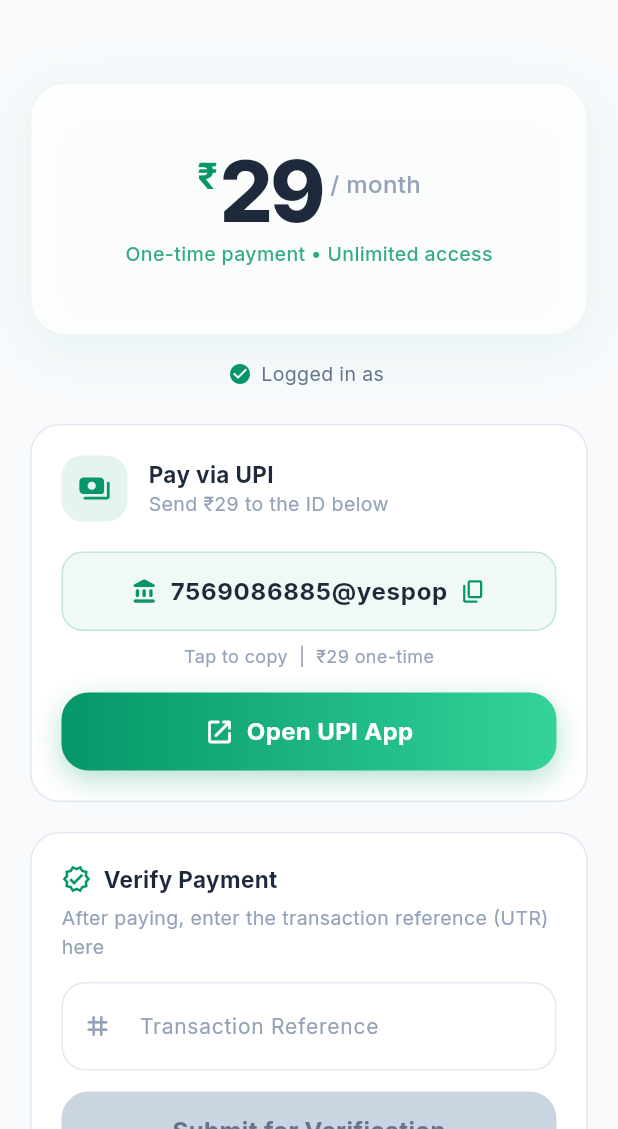
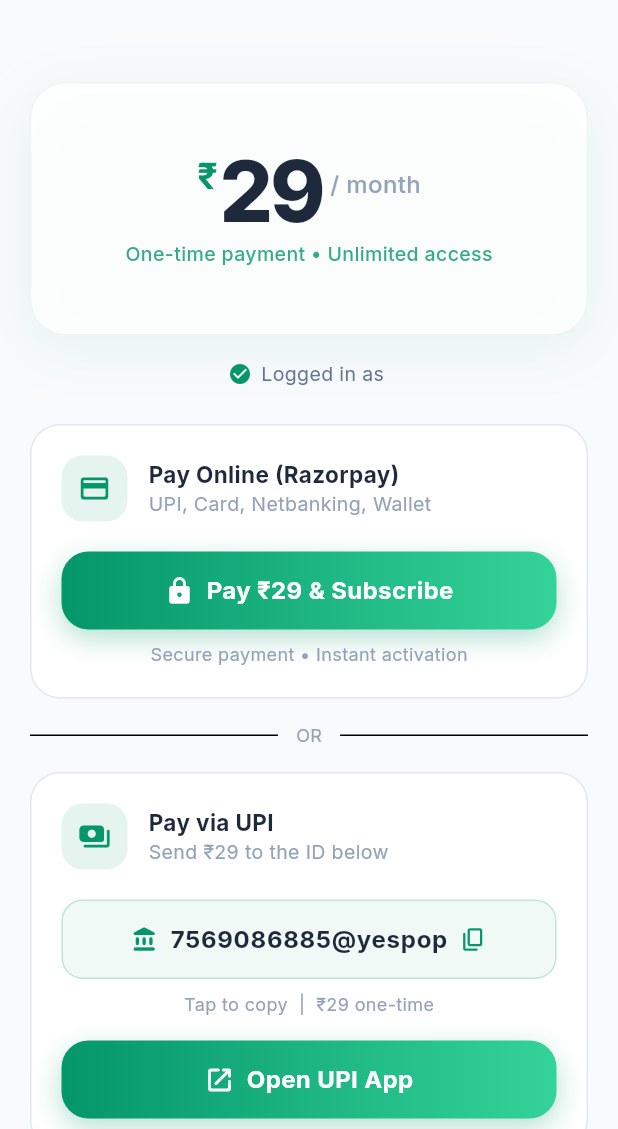
Before and after one commit to prabhasaaho213-rgb/macro-snap-source-1.4.5, a Flutter app: the SubscriptionScreen screen opened directly, scrolled down 576 dp, on a phone screen of 412 x 824 dp, the part 107-1236 px from its top. Run offline on Flutter 3.47's test engine with Material 3 defaults, Android fonts, the phone set to English and light mode, and no system bars; our stand-ins replace camera, firebase_auth, firebase_core, flutter_local_notifications, google_fonts, google_sign_in and 5 more; missing offline and left inert: google_mlkit_image_labeling, mobile_scanner, razorpay_flutter; accounts and stored records are empty; network calls fail.

Commit message:
Add camera fix, Razorpay integration, bump to 1.4.11+24
- Fix camera black screen: rebuild ScanScreen fresh on tab switch
- Add Razorpay payment integration (Flutter + backend endpoints)
- Add RazorpayService with success/error callbacks
- Update subscription screen with Razorpay checkout button
- Bump version to 1.4.11+24 for Play Store upload

🤖 Generated with Codebuff
Co-Authored-By: Codebuff <noreply@codebuff.com>

```diff
--- a/macro-snap-source-1.4.5/lib/main.dart
+++ b/macro-snap-source-1.4.5/lib/main.dart
@@ -6,6 +6,7 @@ import 'services/meal_store.dart';
 import 'models/diet_profile.dart';
 import 'services/notification_service.dart';
 import 'services/gemini_service.dart';
+import 'services/razorpay_service.dart';
 
 void main() async {
   WidgetsFlutterBinding.ensureInitialized();
@@ -13,6 +14,7 @@ void main() async {
     await Firebase.initializeApp();
   } catch (_) {}
   await GeminiService.init();
+  RazorpayService.init();
   await NotificationService().init();
   // Schedule daily reminders for ALL users (free + pro)
   try {
--- a/macro-snap-source-1.4.5/lib/screens/subscription_screen.dart
+++ b/macro-snap-source-1.4.5/lib/screens/subscription_screen.dart
@@ -11,6 +11,7 @@ import '../widgets/glass_card.dart';
 import 'phone_login_screen.dart';
 import '../services/notification_service.dart';
 import '../services/gemini_service.dart';
+import '../services/razorpay_service.dart';
 import '../services/meal_store.dart';
 import 'referral_screen.dart';
 
@@ -42,6 +43,7 @@ class _SubscriptionScreenState extends State<SubscriptionScreen>
 
   @override
   void dispose() {
+    RazorpayService.clearCallbacks();
     _checkAnim?.dispose();
     _animController?.stop();
     _animController?.dispose();
@@ -276,6 +278,32 @@ class _SubscriptionScreenState extends State<SubscriptionScreen>
     ));
   }
 
+  Future<void> _payWithRazorpay() async {
+    if (_phone == null) return;
+    setState(() => _submitting = true);
+    try {
+      RazorpayService.setErrorCallback((msg) {
+        if (mounted) _showError(msg);
+      });
+      RazorpayService.setSuccessCallback(() {
+        if (mounted) {
+          setState(() {
+            _submitting = false;
+          });
+          _activateFromServer();
+        }
+      });
+      await RazorpayService.startCheckout(
+        phone: _phone!,
+        name: 'MacroSnap User',
+        email: '',
+      );
+    } catch (e) {
+      _showError('Could not start payment: $e');
+      if (mounted) setState(() => _submitting = false);
+    }
+  }
+
   void _openUpiApp() async {
     final uri = Uri.parse('upi://pay?pa=7569086885@yespop&pn=MacroSnap&am=29&cu=INR&tn=MacroSnap+Pro+Subscription');
     if (await canLaunchUrl(uri)) {
@@ -437,6 +465,74 @@ class _SubscriptionScreenState extends State<SubscriptionScreen>
                     height: 56,
                   ),
                 ] else ...[
+                  // Razorpay payment section
+                  Container(
+                    padding: const EdgeInsets.all(20),
+                    decoration: BoxDecoration(
+                      color: isDark ? MacroSnapTheme.cardDark : Colors.white,
+                      borderRadius: BorderRadius.circular(20),
+                      border: Border.all(
+                          color: isDark ? Colors.white10 : const Color(0xFFE2E8F0)),
+                    ),
+                    child: Column(children: [
+                      Row(
+                        children: [
+                          Container(
+                            width: 44, height: 44,
+                            decoration: BoxDecoration(
+                              color: MacroSnapTheme.emerald.withValues(alpha:  0.1),
+                              borderRadius: BorderRadius.circular(14),
+                            ),
+                            child: const Icon(Icons.credit_card_rounded,
+                                color: MacroSnapTheme.emerald, size: 22),
+                          ),
+                          const SizedBox(width: 14),
+                          Expanded(
+                            child: Column(
+                              crossAxisAlignment: CrossAxisAlignment.start,
+                              children: [
+                                Text('Pay Online (Razorpay)',
+                                    style: TextStyle(fontSize: 15,
+                                        fontWeight: FontWeight.w700,
+                                        color: isDark ? Colors.white
+                                            : const Color(0xFF1E293B))),
+                                Text('UPI, Card, Netbanking, Wallet',
+                                    style: TextStyle(fontSize: 13,
+                                        color: isDark ? Colors.white38
+                                            : const Color(0xFF94A3B8))),
+                              ],
+                            ),
+                          ),
+                        ],
+                      ),
+                      const SizedBox(height: 20),
+                      GradientButton(
+                        label: 'Pay ₹29 & Subscribe',
+                        icon: Icons.lock_rounded,
+                        loading: _submitting,
+                        onPressed: _payWithRazorpay,
+                        height: 52,
+                      ),
+                      const SizedBox(height: 8),
+                      Text('Secure payment • Instant activation',
+                          style: TextStyle(fontSize: 12,
+                              color: isDark ? Colors.white30 : const Color(0xFF94A3B8))),
+                    ]),
+                  ),
+                  const SizedBox(height: 16),
+                  Row(
+                    children: [
+                      const Expanded(child: Divider()),
+                      Padding(
+                        padding: const EdgeInsets.symmetric(horizontal: 12),
+                        child: Text('OR',
+                            style: TextStyle(fontSize: 12,
+                                color: isDark ? Colors.white30 : const Color(0xFF94A3B8))),
+                      ),
+                      const Expanded(child: Divider()),
+                    ],
+                  ),
+                  const SizedBox(height: 16),
                   // UPI payment section
                   Container(
                     padding: const EdgeInsets.all(20),
--- a/macro-snap-source-1.4.5/pubspec.yaml
+++ b/macro-snap-source-1.4.5/pubspec.yaml
@@ -1,7 +1,7 @@
 name: macro_snap
 description: "Snap a photo, get your macros instantly."
 publish_to: 'none'
-version: 1.4.10+23
+version: 1.4.11+24
 
 environment:
   sdk: ^3.12.2
@@ -18,6 +18,7 @@ dependencies:
   path_provider: ^2.1.2
   uuid: ^4.5.1
   google_mlkit_image_labeling: ^0.14.2
+  razorpay_flutter: ^1.4.0
   url_launcher: ^6.3.2
   shared_preferences: ^2.3.0
   flutter_local_notifications: ^18.0.1
```
Also changed, not shown: macro-snap-source-1.4.5/lib/screens/main_shell.dart (+13 -6 lines), macro-snap-source-1.4.5/lib/services/razorpay_service.dart (added, +176 -0 lines), macro-snap-source-1.4.5/pubspec.lock.
